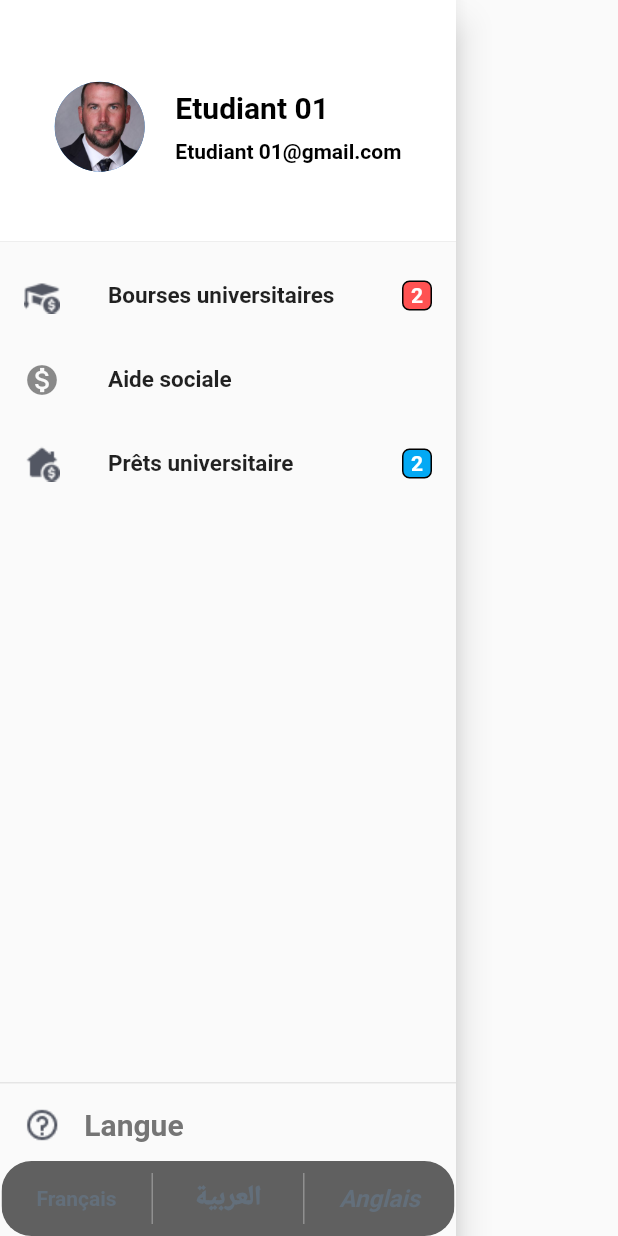
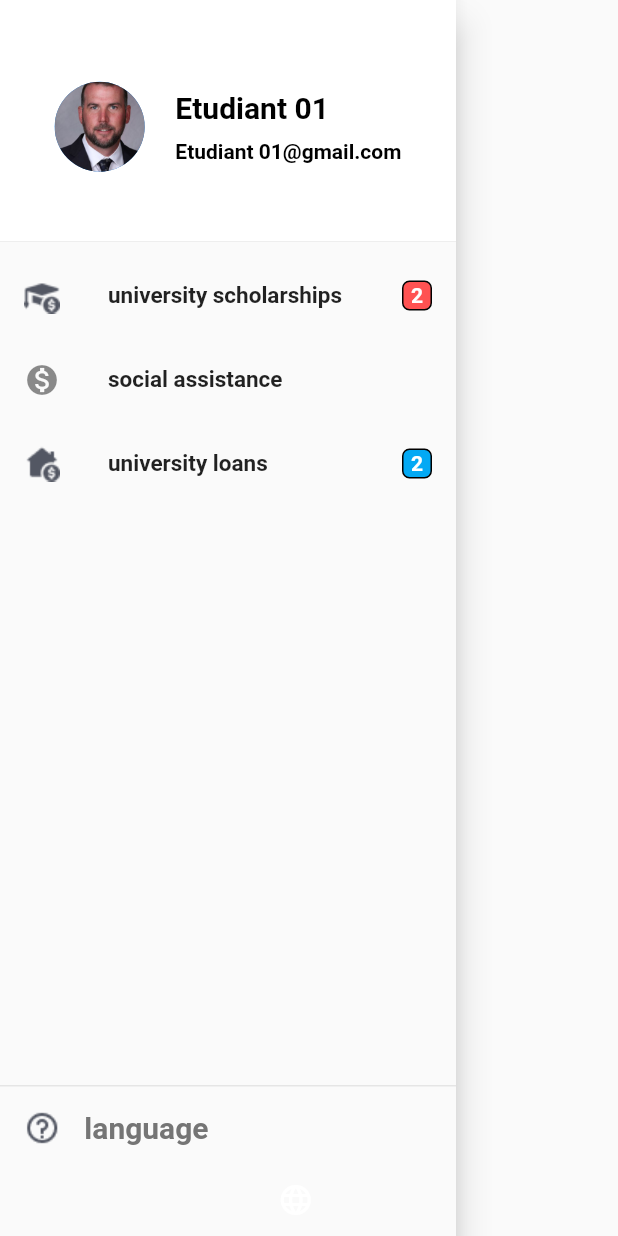
Before and after one commit to HamzaMlaouhi/OOUC, a Flutter app: the AppBarDrawer widget shown alone on an empty page, opened directly, on a phone screen of 412 x 824 dp. Run offline on Flutter 3.47's test engine with Material 2 defaults, Android fonts, the phone set to English and light mode, and no system bars; drawn by our look-alikes of toggle_switch; our stand-ins replace auto_size_text, flutter_svg, shared_preferences; missing offline and left inert: sliding_switch; accounts and stored records are empty; generated files the repository leaves out were written again.

Commit message:
button need fixing but it's working

```diff
--- /dev/null
+++ b/l10n.yaml
@@ -0,0 +1,3 @@
+arb-dir: lib/l10n
+template-arb-file: app_en.arb
+output-localization-file: app_localizations.dart
--- /dev/null
+++ b/lib/Lang/language.dart
@@ -0,0 +1,16 @@
+class Language {
+  final int id;
+  final String flag;
+  final String name;
+  final String languageCode;
+
+  Language(this.id, this.flag, this.name, this.languageCode);
+
+  static List<Language> languageList() {
+    return <Language>[
+      Language(1, "fr", "French", "fr"),
+      Language(2, "🇺🇸", "English", "en"),
+      Language(3, "🇸🇦", "اَلْعَرَبِيَّةُ", "ar"),
+    ];
+  }
+}
--- a/lib/Widgets/AppBarDrawer.dart
+++ b/lib/Widgets/AppBarDrawer.dart
@@ -1,10 +1,8 @@
-import 'dart:math';
+import 'package:flutter/material.dart';
 
-import 'package:OOUC/Widgets/BottomNavigationBar.dart';
-import 'package:animated_toggle_switch/animated_toggle_switch.dart';
-import 'package:flutter/material.dart';
-import 'package:sliding_switch/sliding_switch.dart';
-import 'package:toggle_switch/toggle_switch.dart';
+import '../Lang/language.dart';
+import '../Lang/language_constants.dart';
+import '../main.dart';
 
 class AppBarDrawer extends StatefulWidget {
   const AppBarDrawer({Key? key}) : super(key: key);
@@ -36,9 +34,9 @@ class _AppBarDrawerState extends State<AppBarDrawer> {
                   Column(
                     mainAxisAlignment: MainAxisAlignment.center,
                     crossAxisAlignment: CrossAxisAlignment.start,
-                    children: const <Widget>[
+                    children: <Widget>[
                       Text(
-                        'Etudiant 01',
+                        "Etudiant 01",
                         style: TextStyle(
                             fontWeight: FontWeight.bold,
                             color: Colors.black,
@@ -73,7 +71,9 @@ class _AppBarDrawerState extends State<AppBarDrawer> {
                   ),
                 ),
               ),
-              title: Text('Bourses universitaires',
+              title: Text(
+                  translation(context).boursesuniversitaires +
+                      translation(context).boursesuniversitaires1,
                   style: TextStyle(fontSize: 15)),
               onTap: () {
                 // Here you can give your route to navigate
@@ -81,7 +81,10 @@ class _AppBarDrawerState extends State<AppBarDrawer> {
             ),
             ListTile(
               leading: Icon(Icons.monetization_on),
-              title: Text('Aide sociale', style: TextStyle(fontSize: 15)),
+              title: Text(
+                  translation(context).aidesociale +
+                      translation(context).aidesociale1,
+                  style: TextStyle(fontSize: 15)),
               onTap: () {
                 // Here you can give your route to navigate
               },
@@ -102,7 +105,9 @@ class _AppBarDrawerState extends State<AppBarDrawer> {
                   ),
                 ),
               ),
-              title: const Text('Prêts universitaire',
+              title: Text(
+                  translation(context).pretsuniversitaire +
+                      translation(context).pretsuniversitaire1,
                   style: TextStyle(fontSize: 15)),
               onTap: () {
                 // Here you can give your route to navigate
@@ -127,7 +132,7 @@ class _AppBarDrawerState extends State<AppBarDrawer> {
                     ),
                     SizedBox(width: width * 0.01),
                     Text(
-                      "Langue ",
+                      translation(context).langue,
                       style: TextStyle(
                           color: Colors.grey[600],
                           fontSize: 20,
@@ -135,7 +140,37 @@ class _AppBarDrawerState extends State<AppBarDrawer> {
                     ),
                   ],
                 ),
-                ToggleSwitch(
+                DropdownButton<Language>(
+                  underline: const SizedBox(),
+                  icon: const Icon(
+                    Icons.language,
+                    color: Colors.white,
+                  ),
+                  onChanged: (Language? language) async {
+                    if (language != null) {
+                      Locale _locale = await setLocale(language.languageCode);
+                      MyApp.setLocale(context, _locale);
+                    }
+                  },
+                  items: Language.languageList()
+                      .map<DropdownMenuItem<Language>>(
+                        (e) => DropdownMenuItem<Language>(
+                          value: e,
+                          child: Row(
+                            mainAxisAlignment: MainAxisAlignment.spaceAround,
+                            children: <Widget>[
+                              Text(
+                                e.flag,
+                                style: const TextStyle(fontSize: 30),
+                              ),
+                              Text(e.name)
+                            ],
+                          ),
+                        ),
+                      )
+                      .toList(),
+                ),
+                /* ToggleSwitch(
                   minWidth: 100.0,
                   minHeight: 50,
                   cornerRadius: 20.0,
@@ -170,7 +205,7 @@ class _AppBarDrawerState extends State<AppBarDrawer> {
                   onToggle: (index) {
                     print('switched to: $index');
                   },
-                ),
+                ),*/
                 /* SlidingSwitch(
                   value: false,
                   width: 300,
--- /dev/null
+++ b/lib/l10n/app_en.arb
@@ -0,0 +1,14 @@
+{
+  "hebergementuniversitaire": "university  ",
+  "hebergementuniversitaire1": "accommodation",
+  "boursesuniversitaires": "university ",
+  "boursesuniversitaires1": "scholarships",
+  "aidesociale": "social ",
+  "aidesociale1": "assistance",
+  "restaurationuniversitaire": "University ",
+  "restaurationuniversitaire1": "catering",
+  "pretsuniversitaire": "university ",
+  "pretsuniversitaire1": "loans",
+  "plus": "Plus",
+  "langue": "language"
+}
--- a/lib/main.dart
+++ b/lib/main.dart
@@ -1,14 +1,41 @@
 import 'package:flutter/material.dart';
 import 'package:OOUC/Routes/route_generator.dart';
+import 'package:flutter_localizations/flutter_localizations.dart';
+import 'package:flutter_gen/gen_l10n/app_localizations.dart';
+
+import 'Lang/language_constants.dart';
 
 void main() {
   runApp(const MyApp());
 }
 
-class MyApp extends StatelessWidget {
+class MyApp extends StatefulWidget {
   const MyApp({Key? key}) : super(key: key);
 
-  // This widget is the root of your application.
+  @override
+  State<MyApp> createState() => _MyAppState();
+
+  static void setLocale(BuildContext context, Locale newLocale) {
+    _MyAppState? state = context.findAncestorStateOfType<_MyAppState>();
+    state?.setLocale(newLocale);
+  }
+}
+
+class _MyAppState extends State<MyApp> {
+  Locale? _locale;
+
+  setLocale(Locale locale) {
+    setState(() {
+      _locale = locale;
+    });
+  }
+
+  @override
+  void didChangeDependencies() {
+    getLocale().then((locale) => {setLocale(locale)});
+    super.didChangeDependencies();
+  }
+
   @override
   Widget build(BuildContext context) {
     return MaterialApp(
@@ -17,6 +44,9 @@ class MyApp extends StatelessWidget {
       initialRoute: '/loginPage',
       onGenerateRoute: RouteGenerator.generateRoute,
       //color: CustomColors.blue,
+      localizationsDelegates: AppLocalizations.localizationsDelegates,
+      supportedLocales: AppLocalizations.supportedLocales,
+      locale: _locale,
       theme: ThemeData(),
     );
   }
```
Also changed, not shown: lib/Lang/language_constants.dart (added, +40 -0 lines), lib/l10n/app_ar.arb (added, +14 -0 lines), lib/l10n/app_fr.arb (added, +14 -0 lines), pubspec.yaml (+5 -3 lines), pubspec.lock, 2 other files.
